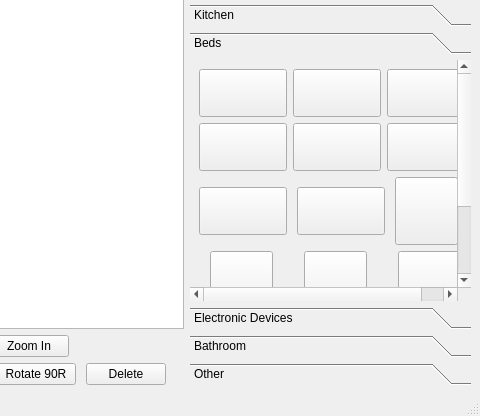
Old version of the form src/ui/template_window.ui in the repository ajvazz/Home-Planner-2D; both pictures show x 480 to 960 and y 89 to 505 of the 960 by 505 pixel window.
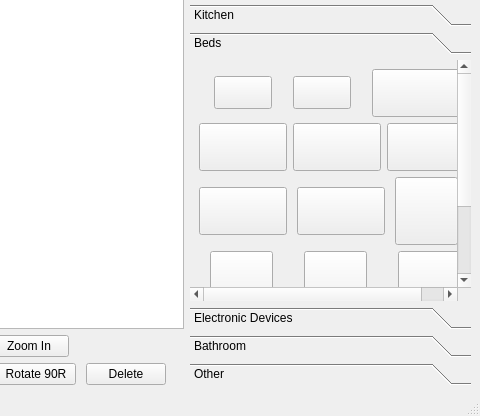
New version of the form. The open tabs and pages were chosen to show the change. Icons and pictures are not drawn.

Commit message: Few pieces of furniture are resized

The edit to the form file:
```diff
--- a/src/ui/template_window.ui
+++ b/src/ui/template_window.ui
@@ -3339,7 +3339,7 @@
        <property name="geometry">
         <rect>
          <x>0</x>
-         <y>0</y>
+         <y>-131</y>
          <width>272</width>
          <height>312</height>
         </rect>
@@ -3367,8 +3367,8 @@
             <property name="styleSheet">
              <string notr="true">background-color: none;
 border-image: url(:/img/furniture/beds/baby_bed_lightblue.png);
-width: 80px;
-height: 40px;
+width: 50px;
+height: 25px;
 background: none;
 background-repeat: none;</string>
             </property>
@@ -3394,8 +3394,8 @@
             <property name="styleSheet">
              <string notr="true">background-color: transparent;
 border-image: url(:/img/furniture/beds/baby_bed_lightyellow.png);
-width: 80px;
-height: 40px;
+width: 50px;
+height: 25px;
 background: none;
 background-repeat: none;</string>
             </property>
```
Left out of the diff: 22 changed lines with no effect on the pictures.
